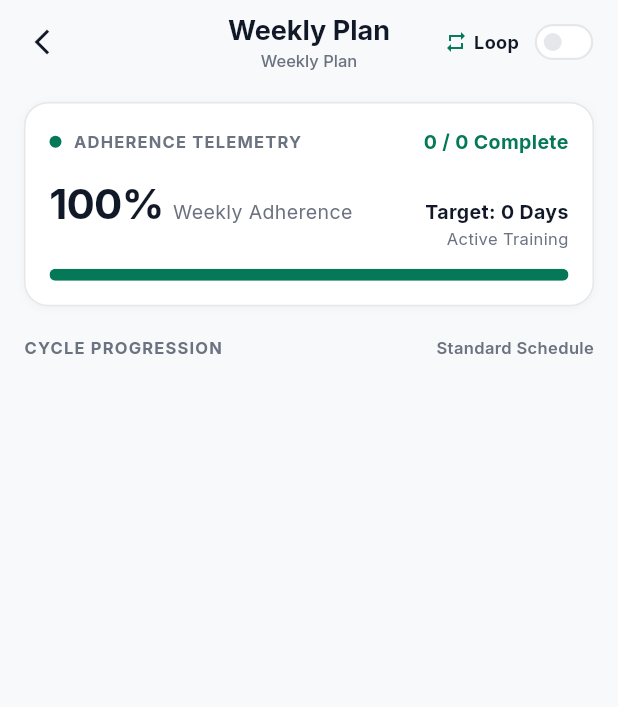
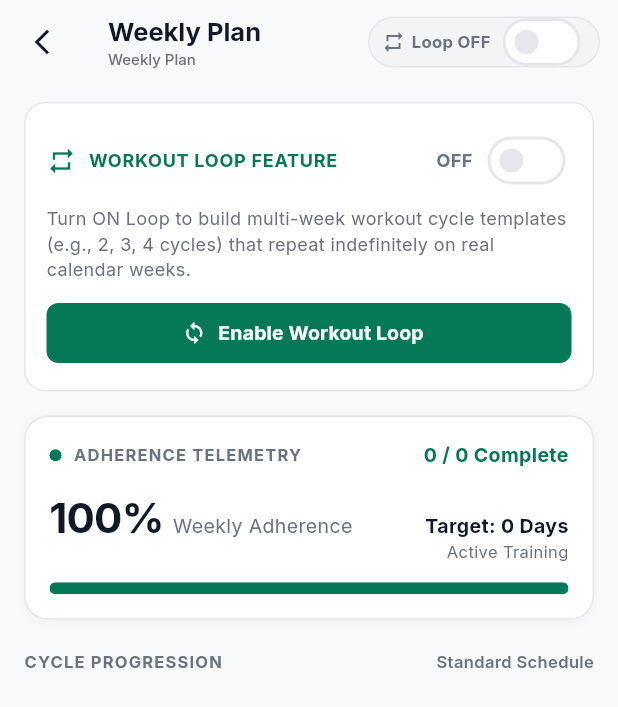
Before and after one commit to abhi1871shek-source/FitStack, a Flutter app: the WorkoutWeeklyPlanScreen screen opened directly, on a phone screen of 412 x 824 dp. Shown: the top 707 px of the screen. Run offline on Flutter 3.47's test engine with Material 3 defaults, Android fonts, the phone set to English and light mode, and no system bars; our stand-ins replace flutter_local_notifications, flutter_riverpod, google_fonts, image_picker, shared_preferences, supabase_flutter and 1 more; missing offline and left inert: dart:html, dart:js_util; accounts and stored records are empty; network calls fail; key blocks and very long unbroken strings in the code were emptied for the run.

Commit message:
Enhance Weekly Plan screen with prominent Workout Loop toggle card and top-right switch badge

```diff
--- a/lib/features/workout/screens/workout_weekly_plan_screen.dart
+++ b/lib/features/workout/screens/workout_weekly_plan_screen.dart
@@ -142,6 +142,7 @@
           tooltip: 'Back to Today\'s Workout',
         ),
         title: Column(
+          crossAxisAlignment: CrossAxisAlignment.start,
           children: [
             Row(
               mainAxisSize: MainAxisSize.min,
@@ -149,7 +150,7 @@
                 const Text(
                   'Weekly Plan',
                   style: TextStyle(
-                    fontSize: 18,
+                    fontSize: 17,
                     fontWeight: FontWeight.bold,
                     color: AppColors.textPrimary,
                   ),
@@ -174,34 +175,51 @@
                 ],
               ],
             ),
-            const SizedBox(height: 2),
+            const SizedBox(height: 1),
             Text(
               dateRangeStr,
               style: const TextStyle(
-                fontSize: 11,
+                fontSize: 10,
                 fontWeight: FontWeight.w500,
                 color: AppColors.textMuted,
               ),
             ),
           ],
         ),
-        centerTitle: true,
+        centerTitle: false,
         actions: [
-          // Loop Switch Toggle in Top Right Header
-          Row(
-            children: [
-              const Icon(Icons.repeat, size: 16, color: AppColors.primary),
-              const SizedBox(width: 4),
-              const Text(
-                'Loop',
-                style: TextStyle(
-                  fontSize: 12,
-                  fontWeight: FontWeight.bold,
-                  color: AppColors.textPrimary,
+          // Top-Right Loop Switch Badge Container
+          Padding(
+            padding: const EdgeInsets.only(right: 12.0),
+            child: Container(
+              padding: const EdgeInsets.symmetric(horizontal: 8, vertical: 4),
+              decoration: BoxDecoration(
+                color: state.isLoopEnabled ? AppColors.accentSubtle : AppColors.surfaceSubdued,
+                borderRadius: BorderRadius.circular(20),
+                border: Border.all(
+                  color: state.isLoopEnabled ? AppColors.primary : AppColors.borderSubdued,
                 ),
               ),
-              Transform.scale(
-                scale: 0.75,
+              child: Row(
+                mainAxisSize: MainAxisSize.min,
+                children: [
+                  Icon(
+                    Icons.repeat,
+                    size: 16,
+                    color: state.isLoopEnabled ? AppColors.primary : AppColors.textMuted,
+                  ),
+                  const SizedBox(width: 4),
+                  Text(
+                    state.isLoopEnabled ? 'Loop ON' : 'Loop OFF',
+                    style: TextStyle(
+                      fontSize: 11,
+                      fontWeight: FontWeight.bold,
+                      color: state.isLoopEnabled ? AppColors.primary : AppColors.textMuted,
+                    ),
+                  ),
+                  const SizedBox(width: 4),
+                  SizedBox(
+                    height: 24,
                     child: Switch(
                       value: state.isLoopEnabled,
                       activeColor: AppColors.primary,
@@ -216,7 +234,8 @@
                   ),
                 ],
               ),
-          const SizedBox(width: 6),
+            ),
+          ),
         ],
       ),
       body: SafeArea(
@@ -225,21 +244,21 @@
             : ListView(
                 padding: const EdgeInsets.symmetric(horizontal: 16.0, vertical: 12.0),
                 children: [
-                  // Loop Status & Cycle Switcher Bar (when Loop is ON)
-                  if (state.isLoopEnabled) ...[
+                  // Prominent Top Loop Feature Control Card
                   Container(
-                      padding: const EdgeInsets.all(12),
+                    margin: const EdgeInsets.only(bottom: 16),
+                    padding: const EdgeInsets.all(14),
                     decoration: BoxDecoration(
-                        color: AppColors.cardSurface,
-                        borderRadius: BorderRadius.circular(12),
-                        border: Border.all(color: AppColors.primary.withOpacity(0.4)),
-                        boxShadow: const [
-                          BoxShadow(
-                            color: Color(0x0F047857),
-                            blurRadius: 6,
-                            offset: Offset(0, 2),
+                      color: state.isLoopEnabled
+                          ? AppColors.primary.withOpacity(0.08)
+                          : AppColors.cardSurface,
+                      borderRadius: BorderRadius.circular(14),
+                      border: Border.all(
+                        color: state.isLoopEnabled
+                            ? AppColors.primary.withOpacity(0.4)
+                            : AppColors.borderSubdued,
+                        width: state.isLoopEnabled ? 1.5 : 1.0,
                       ),
-                        ],
                     ),
                     child: Column(
                       crossAxisAlignment: CrossAxisAlignment.start,
@@ -249,12 +268,14 @@
                           children: [
                             Row(
                               children: [
-                                  const Icon(Icons.sync_rounded, color: AppColors.primary, size: 18),
-                                  const SizedBox(width: 6),
+                                const Icon(Icons.repeat, color: AppColors.primary, size: 20),
+                                const SizedBox(width: 8),
                                 Text(
-                                    'LOOP ACTIVE (${state.totalCycles} CYCLES)',
+                                  state.isLoopEnabled
+                                      ? 'WORKOUT LOOP ACTIVE (${state.totalCycles} CYCLES)'
+                                      : 'WORKOUT LOOP FEATURE',
                                   style: const TextStyle(
-                                      fontSize: 11,
+                                    fontSize: 12,
                                     fontWeight: FontWeight.bold,
                                     color: AppColors.primary,
                                     letterSpacing: 0.5,
@@ -262,18 +283,76 @@
                                 ),
                               ],
                             ),
+                            Row(
+                              children: [
+                                Text(
+                                  state.isLoopEnabled ? 'ON' : 'OFF',
+                                  style: TextStyle(
+                                    fontSize: 12,
+                                    fontWeight: FontWeight.bold,
+                                    color: state.isLoopEnabled ? AppColors.primary : AppColors.textMuted,
+                                  ),
+                                ),
+                                const SizedBox(width: 6),
+                                Switch(
+                                  value: state.isLoopEnabled,
+                                  activeColor: AppColors.primary,
+                                  onChanged: (val) {
+                                    if (val) {
+                                      _showLoopSetupDialog(context, ref);
+                                    } else {
+                                      notifier.toggleLoop(false);
+                                    }
+                                  },
+                                ),
+                              ],
+                            ),
+                          ],
+                        ),
+                        if (!state.isLoopEnabled) ...[
+                          const SizedBox(height: 6),
+                          const Text(
+                            'Turn ON Loop to build multi-week workout cycle templates (e.g., 2, 3, 4 cycles) that repeat indefinitely on real calendar weeks.',
+                            style: TextStyle(fontSize: 12, color: AppColors.textMuted),
+                          ),
+                          const SizedBox(height: 10),
+                          SizedBox(
+                            width: double.infinity,
+                            child: ElevatedButton.icon(
+                              onPressed: () => _showLoopSetupDialog(context, ref),
+                              style: ElevatedButton.styleFrom(
+                                backgroundColor: AppColors.primary,
+                                foregroundColor: Colors.white,
+                                elevation: 0,
+                                shape: RoundedRectangleBorder(borderRadius: BorderRadius.circular(8)),
+                              ),
+                              icon: const Icon(Icons.sync, size: 16),
+                              label: const Text(
+                                'Enable Workout Loop',
+                                style: TextStyle(fontWeight: FontWeight.bold, fontSize: 13),
+                              ),
+                            ),
+                          ),
+                        ] else ...[
+                          const SizedBox(height: 10),
+                          Row(
+                            mainAxisAlignment: MainAxisAlignment.spaceBetween,
+                            children: [
+                              const Text(
+                                'Select Cycle Template to View / Edit:',
+                                style: TextStyle(fontSize: 11, fontWeight: FontWeight.bold, color: AppColors.textMuted),
+                              ),
                               TextButton.icon(
                                 onPressed: () => _showLoopSetupDialog(context, ref),
-                                icon: const Icon(Icons.settings, size: 14, color: AppColors.textMuted),
+                                icon: const Icon(Icons.settings, size: 13, color: AppColors.primary),
                                 label: const Text(
                                   'Change Cycles',
-                                  style: TextStyle(fontSize: 11, color: AppColors.textMuted),
+                                  style: TextStyle(fontSize: 11, color: AppColors.primary, fontWeight: FontWeight.bold),
                                 ),
                               ),
                             ],
                           ),
-                          const SizedBox(height: 8),
-                          // Cycle Tabs
+                          const SizedBox(height: 6),
                           SingleChildScrollView(
                             scrollDirection: Axis.horizontal,
                             child: Row(
@@ -292,11 +371,18 @@
                                         if (isActiveWeek) ...[
                                           const SizedBox(width: 4),
                                           Container(
-                                            width: 6,
-                                            height: 6,
-                                            decoration: const BoxDecoration(
-                                              color: Colors.white,
-                                              shape: BoxShape.circle,
+                                            padding: const EdgeInsets.symmetric(horizontal: 4, vertical: 1),
+                                            decoration: BoxDecoration(
+                                              color: isSelected ? Colors.white : AppColors.primary,
+                                              borderRadius: BorderRadius.circular(4),
+                                            ),
+                                            child: Text(
+                                              'ACTIVE THIS WEEK',
+                                              style: TextStyle(
+                                                fontSize: 8,
+                                                fontWeight: FontWeight.bold,
+                                                color: isSelected ? AppColors.primary : Colors.white,
+                                              ),
                                             ),
                                           ),
                                         ],
@@ -319,10 +405,9 @@
                             ),
                           ),
                         ],
+                      ],
                     ),
                   ),
-                    const SizedBox(height: 16),
-                  ],
 
                   // Weekly Summary / Adherence Telemetry Card
                   Container(
```
Lines whose indentation alone changed are shown as unchanged.
